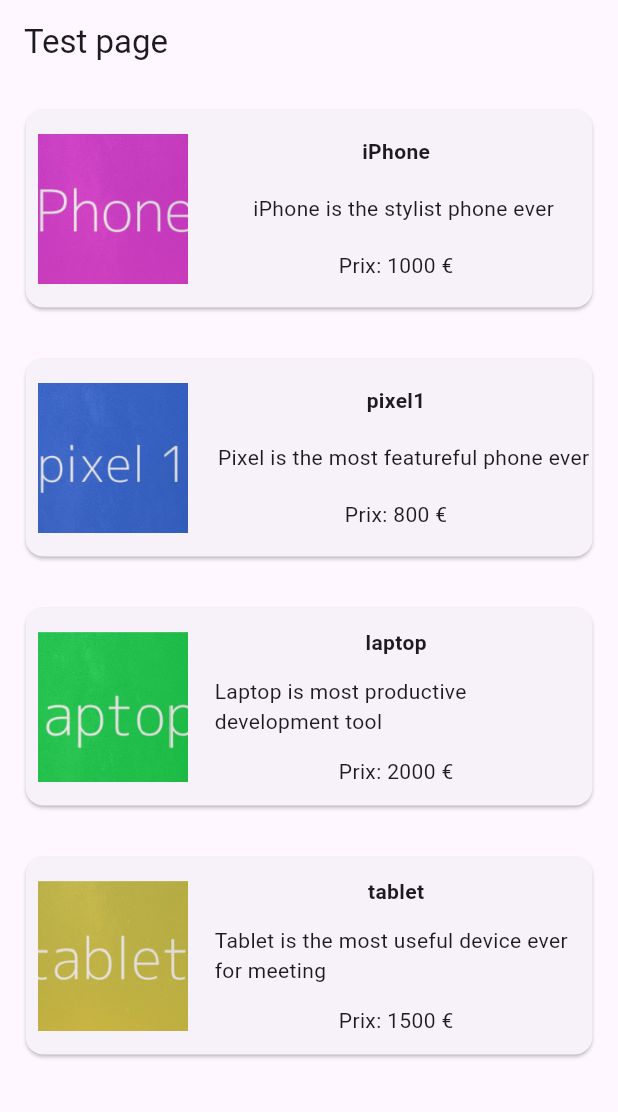
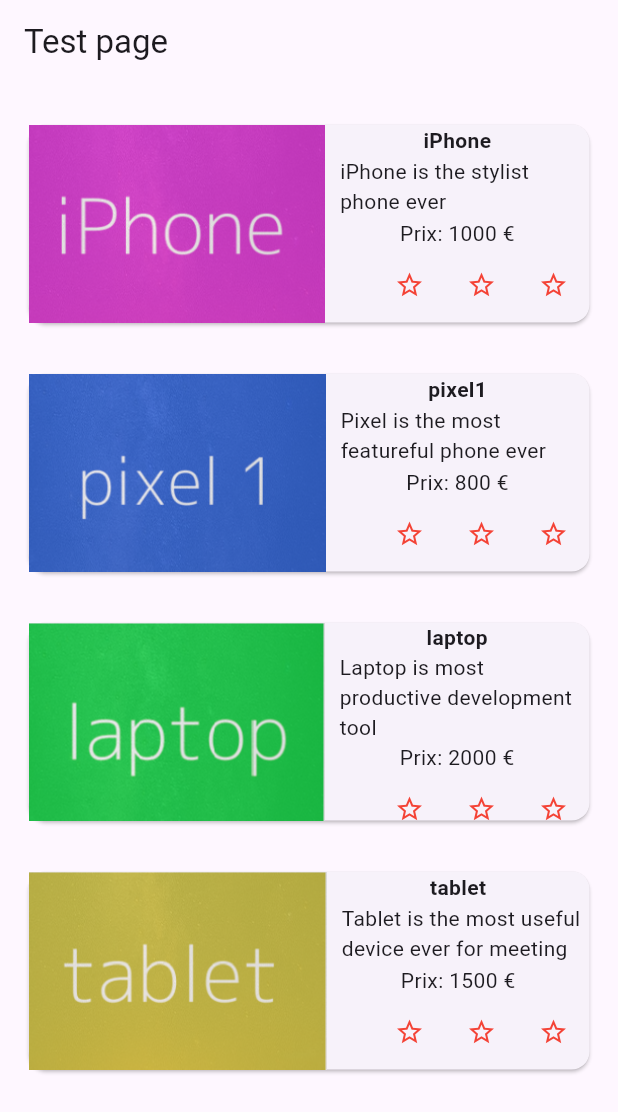
Before and after one commit to Widgetanna/flutter_Simplon, a Flutter app: the screen it shows after launch, on a phone screen of 412 x 824 dp. Shown: the top 1112 px of the screen. Run offline on Flutter 3.47's test engine with Material 3 defaults, Android fonts, the phone set to English and light mode, and no system bars.

Commit message:
home page

```diff
--- /dev/null
+++ b/lib/models/my_widget_model.dart
@@ -0,0 +1,13 @@
+class MyWidgetModel{
+final String name;
+  final String description;
+  final int price;
+  final String image;
+
+  const MyWidgetModel(
+      {required this.name,
+      required this.description,
+      required this.price,
+      required this.image,
+     });
+    }
--- a/lib/screens/test_home_page.dart
+++ b/lib/screens/test_home_page.dart
@@ -1,4 +1,5 @@
 import 'package:flutter/material.dart';
+import 'package:flutter_simplon/models/my_widget_model.dart';
 import 'package:flutter_simplon/widgets/my_widget.dart';
 
 class TestHomePage extends StatefulWidget {
@@ -29,15 +30,20 @@ class _TestHomePageState extends State<TestHomePage> {
       ),
       body: SafeArea(
         child: ListView(
+          shrinkWrap: true,
+          padding: const EdgeInsets.fromLTRB(2.0, 10.0, 2.0, 10.0),
           children: List.generate(names.length, (index) {
+
+            MyWidgetModel myModel = MyWidgetModel(
+              name: names[index],
+              description: descriptions[index],
+              price: prices[index],
+              image: 'assets/img/${images[index]}',
+            );
+
             return Padding(
               padding: const EdgeInsets.all(8.0),
-              child: MyWidget(
-                name: names[index],
-                description: descriptions[index],
-                price: prices[index],
-                image: 'assets/img/${images[index]}',
-              ),
+              child: MyWidget(myWidgetModel: myModel),
             );
           }),
         ),
--- a/lib/widgets/my_widget.dart
+++ b/lib/widgets/my_widget.dart
@@ -1,17 +1,14 @@
 import 'package:flutter/material.dart';
+import 'package:flutter_simplon/models/my_widget_model.dart';
+import 'package:flutter_simplon/widgets/rating_box.dart';
 
 class MyWidget extends StatelessWidget {
-  final String name;
-  final String description;
-  final int price;
-  final String image;
+   final MyWidgetModel myWidgetModel;
 
-  const MyWidget(
-      {required this.name,
-      required this.description,
-      required this.price,
-      required this.image,
-      super.key});
+  const MyWidget({
+    Key? key,
+    required this.myWidgetModel,
+  }) : super(key: key);
 
   @override
   Widget build(BuildContext context) {
@@ -20,23 +17,18 @@ class MyWidget extends StatelessWidget {
       height: 150,
       child: Card(
         child: Row(
-          crossAxisAlignment: CrossAxisAlignment.center,
+          mainAxisAlignment: MainAxisAlignment.spaceEvenly,
           children: <Widget>[
-            Padding(
-              padding: const EdgeInsets.all(8.0),
-              child: Image.asset(
-                image,
-                width: 100, // Adjust the width as needed
-                height: 100, // Adjust the height as needed
-                fit: BoxFit.cover,
-              ),
+            Image.asset(
+              myWidgetModel.image,
+              fit: BoxFit.cover,
             ),
             Expanded(
               child: Column(
                 mainAxisAlignment: MainAxisAlignment.spaceEvenly,
                 children: <Widget>[
                   Text(
-                    name,
+                    myWidgetModel.name,
                     style: const TextStyle(
                       fontWeight: FontWeight.bold,
                     ),
@@ -44,12 +36,13 @@ class MyWidget extends StatelessWidget {
                   Padding(
                     padding: const EdgeInsets.only(left: 10),
                     child: Text(
-                      description,
+                      myWidgetModel.description,
                     ),
                   ),
                   Text(
-                    "Prix: ${price.toString()} €",
+                    "Prix: ${myWidgetModel.price.toString()} €",
                   ),
+                  const RatingBox(),
                 ],
               ),
             ),
--- /dev/null
+++ b/lib/widgets/rating_box.dart
@@ -0,0 +1,50 @@
+import 'package:flutter/material.dart';
+
+class RatingBox extends StatefulWidget {
+  const RatingBox({Key? key}) : super(key: key);
+
+  @override
+  State<RatingBox> createState() => _RatingBoxState();
+}
+
+class _RatingBoxState extends State<RatingBox> {
+  List<bool> _ratings = [false, false, false];
+
+  void _setRating(int index) {
+    setState(() {
+      for (int i = 0; i < _ratings.length; i++) {
+        if (i <= index) {
+          _ratings[i] = true;
+        } else {
+          _ratings[i] = false;
+        }
+      }
+    });
+  }
+
+  @override
+  Widget build(BuildContext context) {
+    List<Widget> starIcons = [];
+
+    for (int i = 0; i < _ratings.length; i++) {
+      starIcons.add(
+        Container(
+          padding: const EdgeInsets.all(0),
+          child: IconButton(
+            icon: _ratings[i] ? const Icon(Icons.star) : const Icon(Icons.star_border),
+            color: Colors.red[500],
+            iconSize: 20,
+            onPressed: () => _setRating(i),
+          ),
+        ),
+      );
+    }
+
+    return Row(
+      mainAxisAlignment: MainAxisAlignment.end,
+      crossAxisAlignment: CrossAxisAlignment.end,
+      mainAxisSize: MainAxisSize.max,
+      children: starIcons,
+    );
+  }
+}
```
Also changed, not shown: lib/screens/homePage.dart (added).
